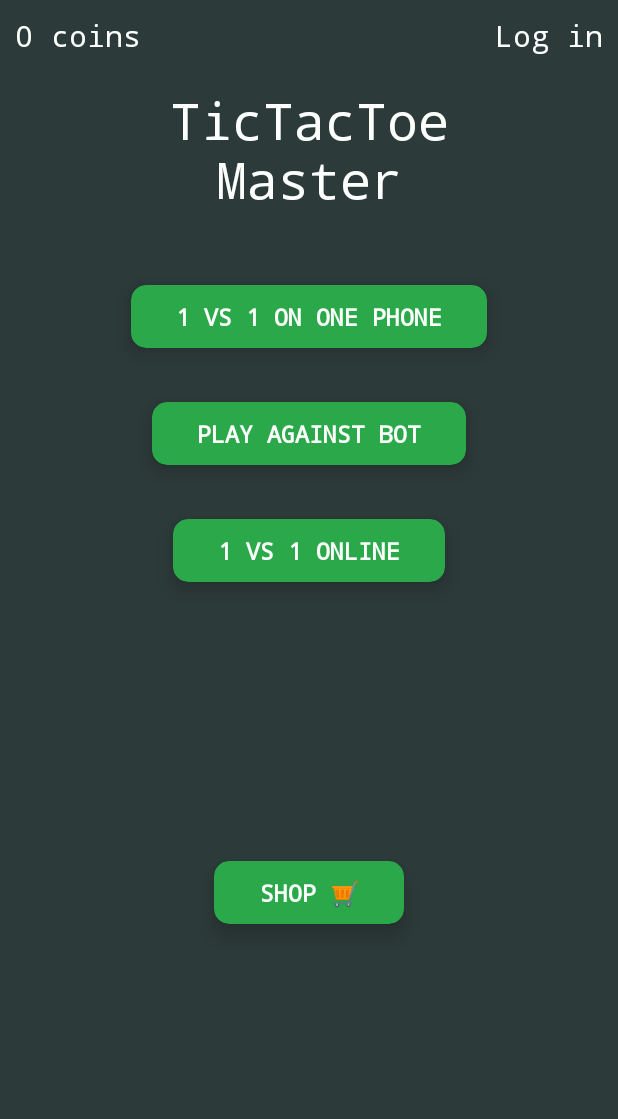
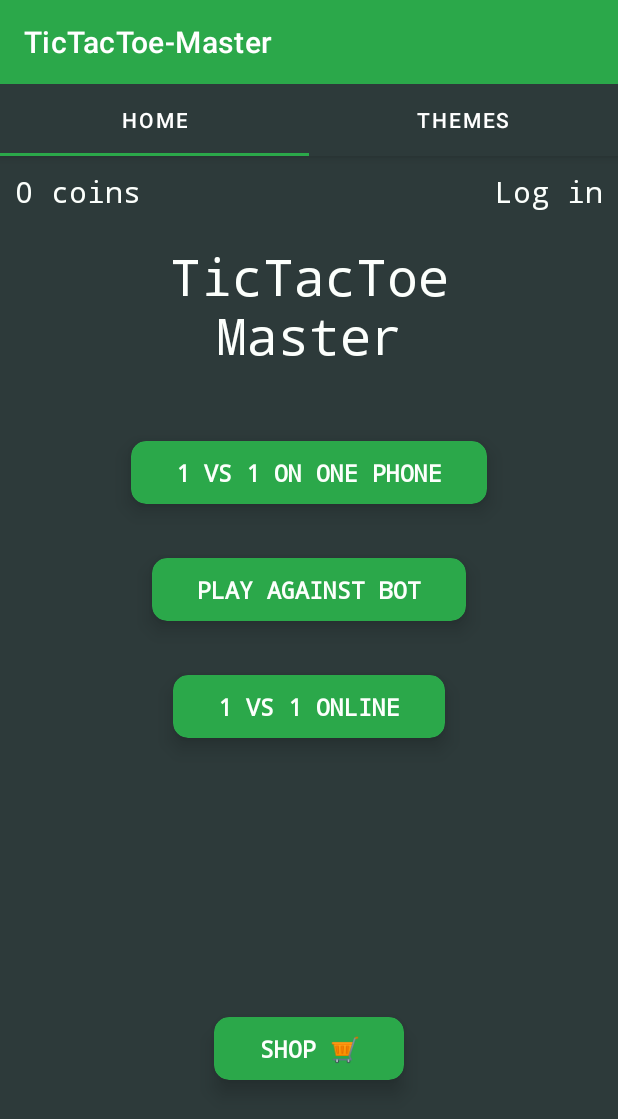
Before and after one commit to SpectraL519/TicTacToe-PWr, an Android app: the screen it shows after launch (MainActivity), on a phone screen of 412 x 824 dp. Shown: the top 1119 px of the screen. Run offline under Robolectric (Android 15) with nearby library versions, the phone set to English and light mode, and no system bars; our stand-ins replace Firebase (no records; nobody signed in at launch, a user with empty details on screens opened directly).

Commit message:
Basic tab layout

```diff
--- a/app/src/main/java/com/tictactoe_master/GalleryFragment.kt
+++ b/app/src/main/java/com/tictactoe_master/GalleryFragment.kt
@@ -45,7 +45,7 @@ class GalleryFragment : Fragment() {
     }
 
     fun setRecyclerView() {
-        val eventAdapter = GalleryAdapter(activity as GalleryActivity, this, imagesList)
+        val eventAdapter = GalleryAdapter(activity as AppCompatActivity, this, imagesList)
         val layoutManager: RecyclerView.LayoutManager = LinearLayoutManager(activity)
         galleryRecyclerView.layoutManager = layoutManager
         galleryRecyclerView.adapter = eventAdapter
--- a/app/src/main/java/com/tictactoe_master/activity/MainActivity.kt
+++ b/app/src/main/java/com/tictactoe_master/activity/MainActivity.kt
@@ -5,16 +5,49 @@ import androidx.appcompat.app.AppCompatActivity
 import android.os.Bundle
 import android.widget.TextView
 import android.widget.Toast
+import androidx.appcompat.widget.Toolbar
 import androidx.cardview.widget.CardView
+import androidx.viewpager.widget.ViewPager
+import com.google.android.material.tabs.TabLayout
 import com.google.firebase.auth.ktx.auth
 import com.google.firebase.ktx.Firebase
+import com.tictactoe_master.GalleryFragment
+import com.tictactoe_master.MainFragment
 import com.tictactoe_master.R
+import com.tictactoe_master.activity.ui.ViewPagerAdapter
 import com.tictactoe_master.app_data.CoinHandler
 import com.tictactoe_master.app_data.FileDataHandler
 
 class MainActivity : AppCompatActivity() {
+    private lateinit var pager: ViewPager // creating object of ViewPager
+    private lateinit var tab: TabLayout  // creating object of TabLayout
+    private lateinit var bar: Toolbar    // creating object of ToolBar
+
     override fun onCreate(savedInstanceState: Bundle?) {
         super.onCreate(savedInstanceState)
         setContentView(R.layout.activity_main)
+
+        // set the references of the declared objects above
+        pager = findViewById(R.id.viewPager)
+        tab = findViewById(R.id.tabs)
+        bar = findViewById(R.id.toolbar)
+
+        // To make our toolbar show the application
+        // we need to give it to the ActionBar
+        setSupportActionBar(bar)
+
+        // Initializing the ViewPagerAdapter
+        val adapter = ViewPagerAdapter(supportFragmentManager)
+
+        // add fragment to the list
+        adapter.addFragment(MainFragment(), "Home")
+        adapter.addFragment(GalleryFragment(), "Themes")
+//        adapter.addFragment(LeetFragment(), "Leet Code")
+
+        // Adding the Adapter to the ViewPager
+        pager.adapter = adapter
+
+        // bind the viewPager with the TabLayout.
+        tab.setupWithViewPager(pager)
     }
 }
--- a/app/src/main/java/com/tictactoe_master/activity/ui/GalleryAdapter.kt
+++ b/app/src/main/java/com/tictactoe_master/activity/ui/GalleryAdapter.kt
@@ -5,6 +5,7 @@ import android.app.ActionBar
 import android.view.LayoutInflater
 import android.view.ViewGroup
 import androidx.appcompat.app.AlertDialog
+import androidx.appcompat.app.AppCompatActivity
 import androidx.recyclerview.widget.RecyclerView
 import com.tictactoe_master.GalleryFragment
 import com.tictactoe_master.R
@@ -14,7 +15,7 @@ import com.tictactoe_master.app_data.FileDataHandler
 import com.tictactoe_master.logic.utils.Figure
 
 class GalleryAdapter(
-    private val app: GalleryActivity,
+    private val app: AppCompatActivity,
     private val fragment: GalleryFragment,
     private val sourceList: ArrayList<Array<Int>>
     ): RecyclerView.Adapter<GalleryViewHolder>() {
--- /dev/null
+++ b/app/src/main/java/com/tictactoe_master/activity/ui/ViewPagerAdapter.kt
@@ -0,0 +1,34 @@
+package com.tictactoe_master.activity.ui
+
+import androidx.fragment.app.Fragment
+import androidx.fragment.app.FragmentManager
+import androidx.fragment.app.FragmentStatePagerAdapter
+
+class ViewPagerAdapter(supportFragmentManager: FragmentManager) :
+    FragmentStatePagerAdapter(supportFragmentManager) {
+
+    // declare arrayList to contain fragments and its title
+    private val mFragmentList = ArrayList<Fragment>()
+    private val mFragmentTitleList = ArrayList<String>()
+
+    override fun getItem(position: Int): Fragment {
+        // return a particular fragment page
+        return mFragmentList[position]
+    }
+
+    override fun getCount(): Int {
+        // return the number of tabs
+        return mFragmentList.size
+    }
+
+    override fun getPageTitle(position: Int): CharSequence{
+        // return title of the tab
+        return mFragmentTitleList[position]
+    }
+
+    fun addFragment(fragment: Fragment, title: String) {
+        // add each fragment and its title to the array list
+        mFragmentList.add(fragment)
+        mFragmentTitleList.add(title)
+    }
+}
--- a/app/src/main/res/layout/activity_main.xml
+++ b/app/src/main/res/layout/activity_main.xml
@@ -1,16 +1,46 @@
 <?xml version="1.0" encoding="utf-8"?>
-<androidx.constraintlayout.widget.ConstraintLayout xmlns:android="http://schemas.android.com/apk/res/android"
-    xmlns:tools="http://schemas.android.com/tools"
+<androidx.constraintlayout.widget.ConstraintLayout
+    xmlns:android="http://schemas.android.com/apk/res/android"
+    xmlns:app="http://schemas.android.com/apk/res-auto"
     android:layout_width="match_parent"
-    android:layout_height="match_parent"
-    tools:context=".activity.MainActivity">
+    android:layout_height="match_parent">
 
-    <fragment
-        android:id="@+id/fragment_main"
+    <com.google.android.material.appbar.AppBarLayout
+        android:id="@+id/appBarLayout"
         android:layout_width="match_parent"
-        android:layout_height="match_parent"
-        android:name="com.tictactoe_master.MainFragment"
-        tools:layout="@layout/fragment_main"
-        />
+        android:layout_height="wrap_content"
+        android:theme="@style/ThemeOverlay.AppCompat.Dark.ActionBar"
+        app:layout_constraintBottom_toTopOf="@+id/viewPager"
+        app:layout_constraintEnd_toEndOf="parent"
+        app:layout_constraintStart_toStartOf="parent"
+        app:layout_constraintTop_toTopOf="parent">
+
+        <androidx.appcompat.widget.Toolbar
+            android:id="@+id/toolbar"
+            android:layout_width="match_parent"
+            android:layout_height="?attr/actionBarSize"
+            android:background="?attr/colorPrimary"
+            app:popupTheme="@style/ThemeOverlay.AppCompat.Light" />
+
+        <com.google.android.material.tabs.TabLayout
+            android:id="@+id/tabs"
+            android:layout_width="match_parent"
+            android:layout_height="wrap_content"
+            app:tabBackground="@color/bg_color"
+            app:tabGravity="fill"
+            app:tabMode="fixed"
+            app:tabTextColor="@android:color/white" />
+    </com.google.android.material.appbar.AppBarLayout>
+
+    <androidx.viewpager.widget.ViewPager
+        android:id="@+id/viewPager"
+        android:layout_width="match_parent"
+        android:layout_height="0dp"
+        app:layout_constraintBottom_toBottomOf="parent"
+        app:layout_constraintEnd_toEndOf="parent"
+        app:layout_constraintStart_toStartOf="parent"
+        app:layout_constraintTop_toBottomOf="@+id/appBarLayout">
+
+    </androidx.viewpager.widget.ViewPager>
 
 </androidx.constraintlayout.widget.ConstraintLayout>
```
